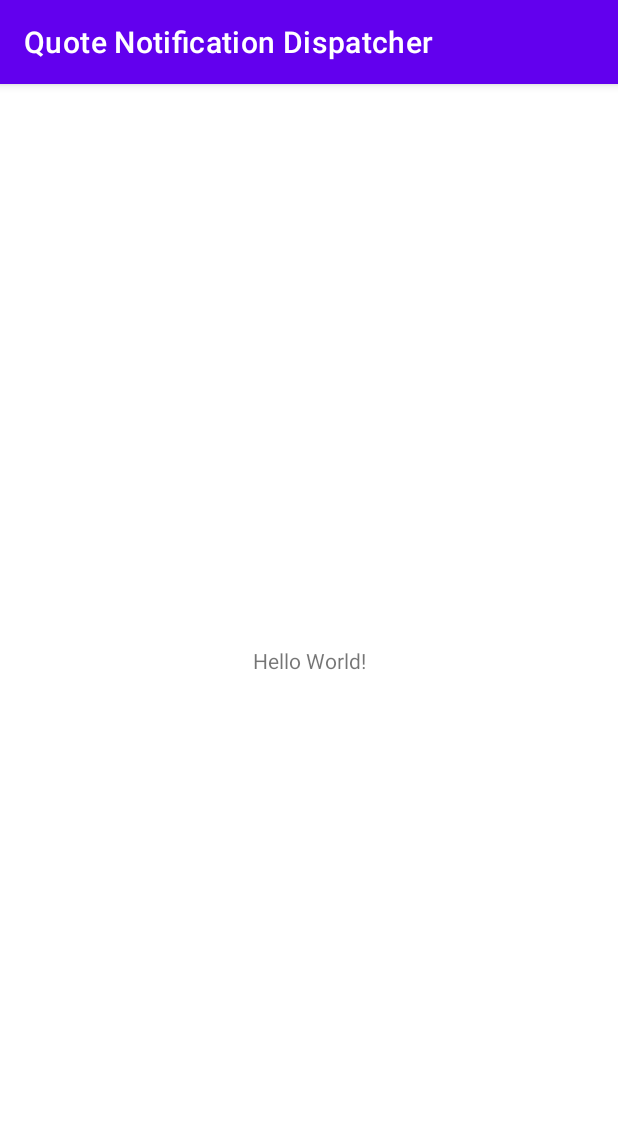
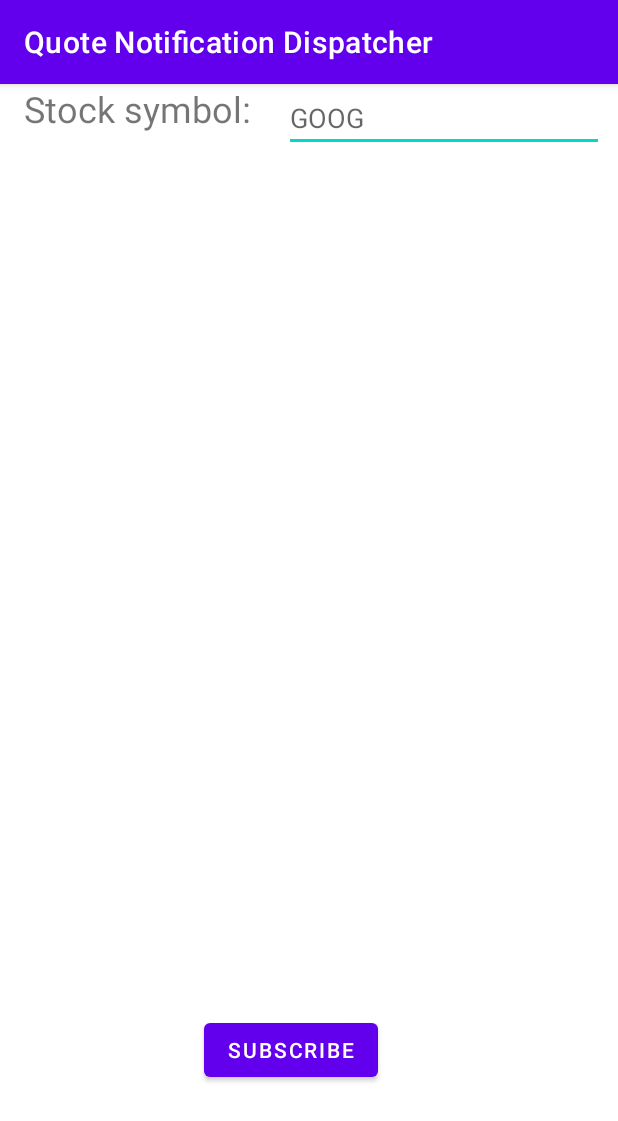
Before and after one commit to idankri/MiLab_HW, an Android app: the screen it shows after launch (MainActivity), on a phone screen of 412 x 824 dp. Shown: the top 1121 px of the screen. Run offline under Robolectric (Android 15) with nearby library versions, the phone set to English and light mode, and no system bars; our stand-ins replace Volley.

Commit message:
Finished mostly

```diff
--- a/HW6/client/app/src/main/AndroidManifest.xml
+++ b/HW6/client/app/src/main/AndroidManifest.xml
@@ -9,6 +9,8 @@
         android:label="@string/app_name"
         android:roundIcon="@mipmap/ic_launcher_round"
         android:supportsRtl="true"
+        android:usesCleartextTraffic="true"
+        android:networkSecurityConfig="@xml/network_security_config"
         android:theme="@style/Theme.QuoteNotificationDispatcher">
         <activity android:name=".MainActivity">
             <intent-filter>
--- a/HW6/client/app/src/main/res/layout/activity_main.xml
+++ b/HW6/client/app/src/main/res/layout/activity_main.xml
@@ -6,13 +6,37 @@
     android:layout_height="match_parent"
     tools:context=".MainActivity">
 
-    <TextView
+    <Button
+        android:id="@+id/subscribe_button"
         android:layout_width="wrap_content"
         android:layout_height="wrap_content"
-        android:text="Hello World!"
+        android:layout_marginBottom="100dp"
+        android:text="Subscribe"
         app:layout_constraintBottom_toBottomOf="parent"
-        app:layout_constraintLeft_toLeftOf="parent"
-        app:layout_constraintRight_toRightOf="parent"
-        app:layout_constraintTop_toTopOf="parent" />
+        app:layout_constraintEnd_toEndOf="parent"
+        app:layout_constraintHorizontal_bias="0.459"
+        app:layout_constraintStart_toStartOf="parent" />
+
+    <TextView
+        android:id="@+id/textView2"
+        android:layout_width="wrap_content"
+        android:layout_height="wrap_content"
+        android:layout_marginStart="16dp"
+        android:text="Stock symbol:"
+        android:textSize="24sp"
+        app:layout_constraintStart_toStartOf="parent"
+        tools:layout_editor_absoluteY="229dp" />
+
+    <EditText
+        android:id="@+id/editTextStockSymbol"
+        android:layout_width="wrap_content"
+        android:layout_height="wrap_content"
+        android:layout_marginStart="12dp"
+        android:ems="10"
+        android:hint="GOOG"
+        android:inputType="textPersonName"
+        app:layout_constraintEnd_toEndOf="parent"
+        app:layout_constraintStart_toEndOf="@+id/textView2"
+        tools:layout_editor_absoluteY="228dp" />
 
 </androidx.constraintlayout.widget.ConstraintLayout>
--- a/HW6/client/app/src/main/res/values/strings.xml
+++ b/HW6/client/app/src/main/res/values/strings.xml
@@ -1,3 +1,4 @@
 <resources>
     <string name="app_name">Quote Notification Dispatcher</string>
+    <string name="server_address">http://192.168.1.125:8080/</string>
 </resources>
```
Also changed, not shown: HW6/client/app/src/main/java/com/example/quotenotificationdispatcher/MainActivity.java (+54 -0 lines), HW6/client/app/src/main/java/com/example/quotenotificationdispatcher/MyFirebaseMessagingService.java (+12 -8 lines), HW6/client/app/src/main/res/xml/network_security_config.xml (added, +9 -0 lines), 2 other files.
